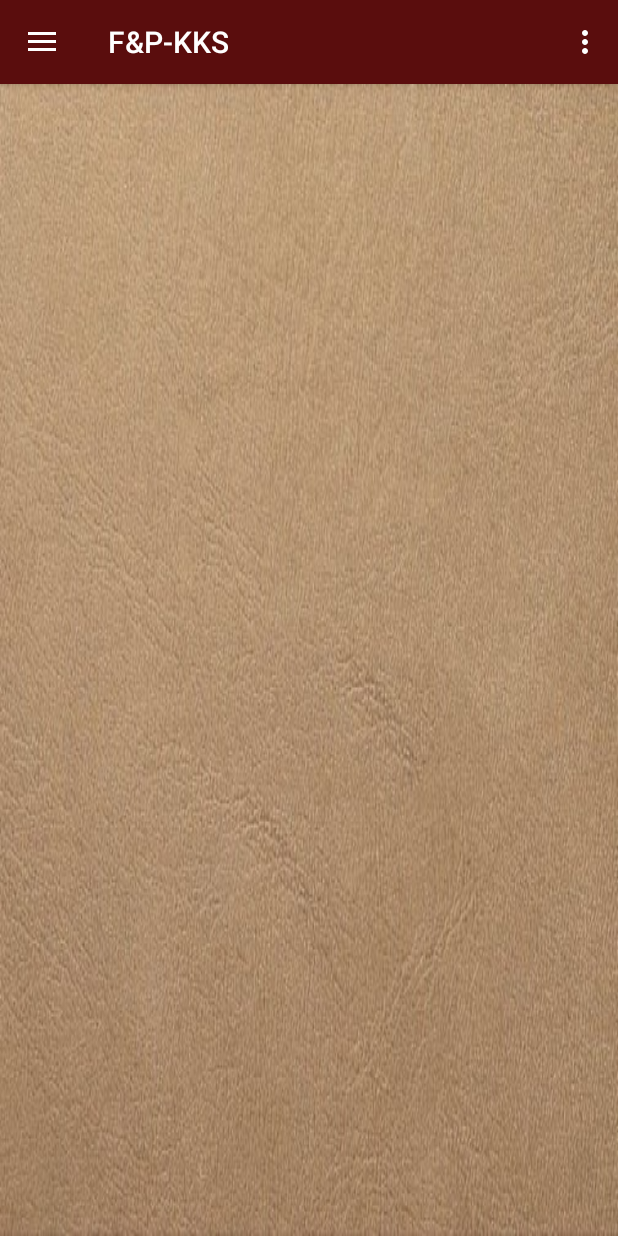
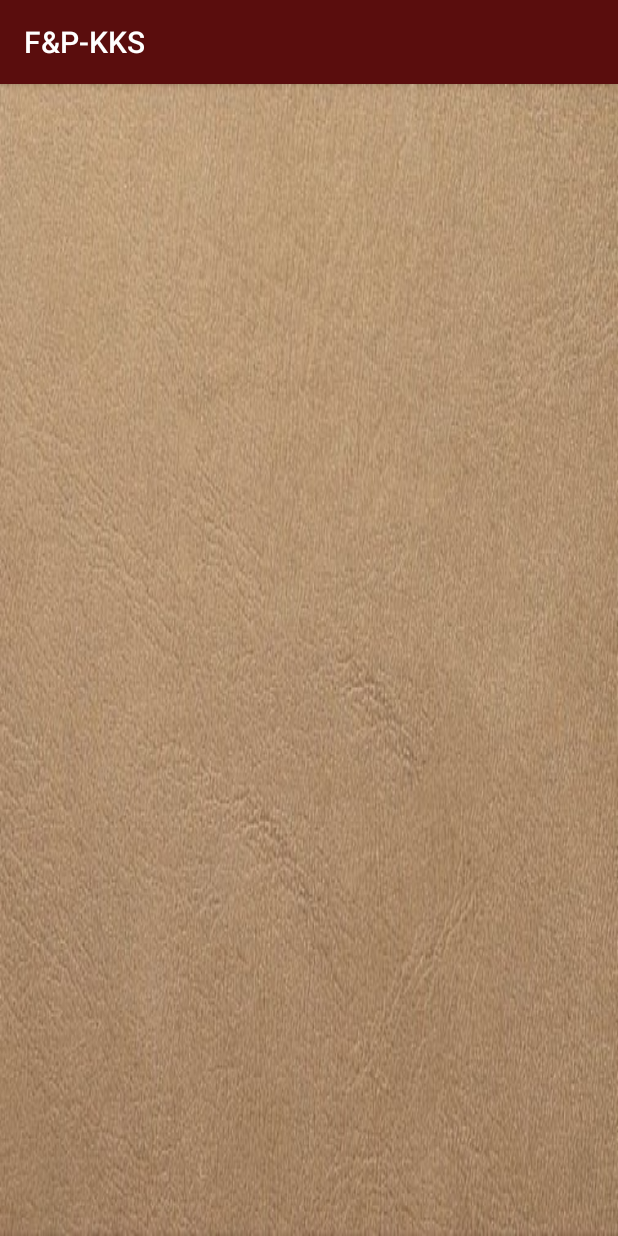
Before and after one commit to PatrickG07/F-P-KKS, an Android app: the screen it shows after launch (MainActivity before the commit, PlayActivity after it), after a tap on "Play", on a phone screen of 412 x 824 dp. Run offline under Robolectric (Android 15) with nearby library versions, the phone set to English and light mode, and no system bars; 1 other tap on this screen came first.

Commit message:
Adding PlayActivity

```diff
--- a/FPKKS/app/src/main/AndroidManifest.xml
+++ b/FPKKS/app/src/main/AndroidManifest.xml
@@ -22,7 +22,8 @@
             </intent-filter>
         </activity>
         <activity android:name=".EditActivity" />
-        <activity android:name=".CreateActivity"></activity>
+        <activity android:name=".CreateActivity" />
+        <activity android:name=".PlayActivity"></activity>
     </application>
 
 </manifest>
--- a/FPKKS/app/src/main/java/ch/fp/fp_kks/MainActivity.java
+++ b/FPKKS/app/src/main/java/ch/fp/fp_kks/MainActivity.java
@@ -18,7 +18,6 @@ import android.support.v7.widget.Toolbar;
 import android.view.Menu;
 import android.view.MenuItem;
 import android.view.View;
-import android.widget.Button;
 import android.widget.ImageView;
 import android.widget.TextView;
 import android.widget.Toast;
@@ -106,7 +105,8 @@ public class MainActivity extends AppCompatActivity
         int id = item.getItemId();
 
         if (id == R.id.nav_play) {
-
+            Intent intent = new Intent(MainActivity.this, PlayActivity.class);
+            startActivity(intent);
         } else if (id == R.id.nav_create) {
             Intent intent = new Intent(MainActivity.this, CreateActivity.class);
             startActivity(intent);
--- /dev/null
+++ b/FPKKS/app/src/main/java/ch/fp/fp_kks/PlayActivity.java
@@ -0,0 +1,13 @@
+package ch.fp.fp_kks;
+
+import android.support.v7.app.AppCompatActivity;
+import android.os.Bundle;
+
+public class PlayActivity extends AppCompatActivity {
+
+    @Override
+    protected void onCreate(Bundle savedInstanceState) {
+        super.onCreate(savedInstanceState);
+        setContentView(R.layout.activity_play);
+    }
+}
--- /dev/null
+++ b/FPKKS/app/src/main/res/layout/activity_play.xml
@@ -0,0 +1,19 @@
+<?xml version="1.0" encoding="utf-8"?>
+<android.support.constraint.ConstraintLayout xmlns:android="http://schemas.android.com/apk/res/android"
+    xmlns:app="http://schemas.android.com/apk/res-auto"
+    xmlns:tools="http://schemas.android.com/tools"
+    android:layout_width="match_parent"
+    android:layout_height="match_parent"
+    tools:context="ch.fp.fp_kks.PlayActivity">
+
+    <ImageView
+        android:id="@+id/imageView5"
+        android:layout_width="match_parent"
+        android:layout_height="match_parent"
+        android:scaleType="fitXY"
+        app:layout_constraintBottom_toBottomOf="parent"
+        app:layout_constraintEnd_toEndOf="parent"
+        app:layout_constraintStart_toStartOf="parent"
+        app:layout_constraintTop_toTopOf="parent"
+        app:srcCompat="@drawable/hintergrund" />
+</android.support.constraint.ConstraintLayout>
```
